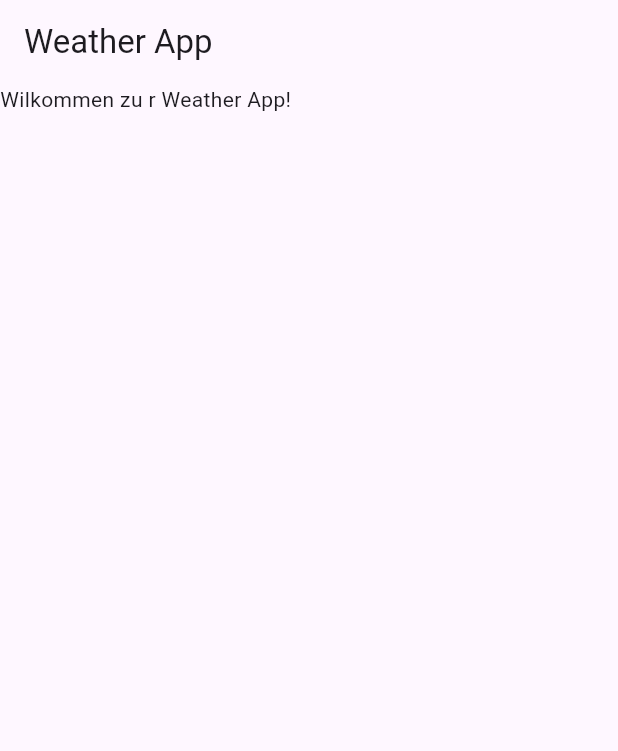
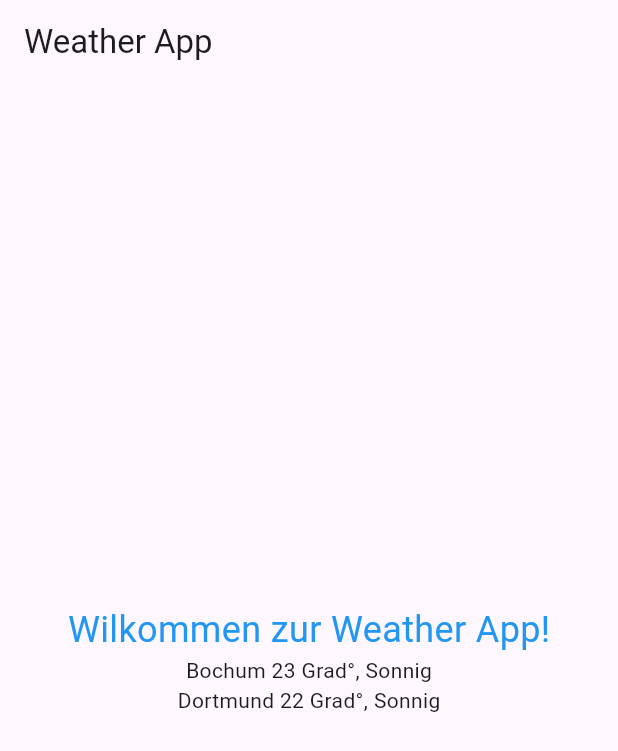
Before and after one commit to Serveronline73/weather_app_prosheet, a Flutter app: the screen it shows after launch, on a phone screen of 412 x 824 dp. Shown: the top 751 px of the screen. Run offline on Flutter 3.47's test engine with Material 3 defaults, Android fonts, the phone set to English and light mode, and no system bars.

Commit message:
Edit Center Text Weather

```diff
--- a/lib/main.dart
+++ b/lib/main.dart
@@ -21,11 +21,25 @@ class WeatherApp extends StatelessWidget {
   @override
   Widget build(BuildContext context) {
     return Scaffold(
-        appBar: AppBar(
-          title: const Text("Weather App"),
+      appBar: AppBar(
+        title: const Text("Weather App"),
+      ),
+      body: Center(
+        child: const Column(
+          mainAxisAlignment: MainAxisAlignment.center,
+          children: [
+            const Text(
+              'Wilkommen zur Weather App!',
+              style: TextStyle(
+                color: Colors.blue,
+                fontSize: 24,
+              ),
+            ),
+            Text('Bochum 23 Grad°, Sonnig'),
+            Text('Dortmund 22 Grad°, Sonnig'),
+          ],
         ),
-        body: Container(
-          child: const Text('Wilkommen zu r Weather App!'),
-        ));
+      ),
+    );
   }
 }
```
